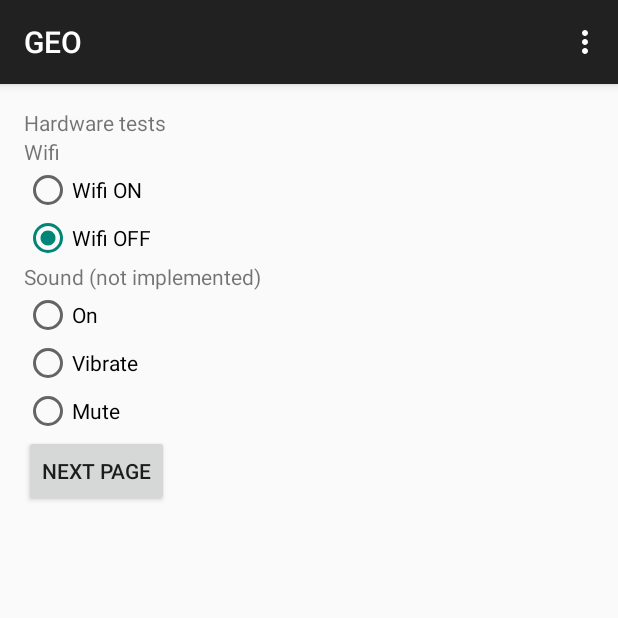
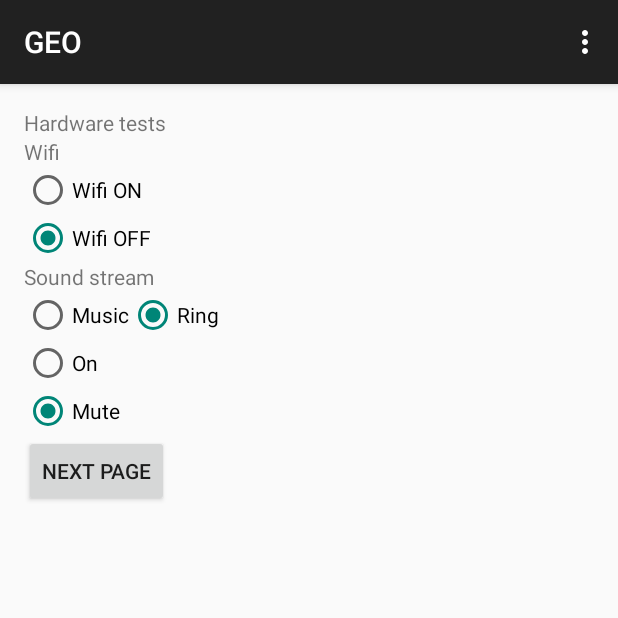
Before and after one commit to ofrendo/MobileAndroid, an Android app: the screen it shows after launch (MainActivity), in the options menu, after a tap on "Settings", on a phone screen of 412 x 824 dp, the top half of it. Run offline under Robolectric (Android 15) with nearby library versions, the phone set to English and light mode, and no system bars.

Commit message:
Added first version of sound settings (testwise, only get not set)

```diff
--- a/app/src/main/java/org/dhbw/geo/MainActivity.java
+++ b/app/src/main/java/org/dhbw/geo/MainActivity.java
@@ -1,6 +1,7 @@
 package org.dhbw.geo;
 
 import android.content.Intent;
+import android.media.AudioManager;
 import android.support.v7.app.ActionBarActivity;
 import android.os.Bundle;
 import android.util.Log;
@@ -8,13 +9,13 @@ import android.view.Menu;
 import android.view.MenuItem;
 import android.view.View;
 import android.widget.RadioButton;
+import android.widget.Spinner;
 
 import org.dhbw.geo.hardware.HardwareController;
 
 
 public class MainActivity extends ActionBarActivity {
 
-    private HardwareController hardwareController;
     private static final String TAG = "MainActivity";
 
     @Override
@@ -37,6 +38,8 @@ public class MainActivity extends ActionBarActivity {
         Log.i(TAG, "Start wifi status is: " + wifiStatus);
 
         //
+
+
 
     }
 
@@ -67,8 +70,26 @@ public class MainActivity extends ActionBarActivity {
     }
 
     public void onWifiDisable(View view) {
-        hardwareController.getInstance().setWifi(false);
+        HardwareController.getInstance().setWifi(false);
     }
+
+    public void onSoundStreamMusic(View view) {
+        // Set sound status radio group to correct music setting
+        boolean currentStatus = HardwareController.getInstance().getStatus(AudioManager.STREAM_MUSIC);
+        RadioButton currentStatusButton = (currentStatus == true) ?
+                (RadioButton) this.findViewById(R.id.radioButtonSoundOn) :
+                (RadioButton) this.findViewById(R.id.radioButtonSoundMute);
+        currentStatusButton.setChecked(true);
+    }
+    public void onSoundStreamRing(View view) {
+        // Set sound status radio group to correct music setting
+        boolean currentStatus = HardwareController.getInstance().getStatus(AudioManager.STREAM_RING);
+        RadioButton currentStatusButton = (currentStatus == true) ?
+                (RadioButton) this.findViewById(R.id.radioButtonSoundOn) :
+                (RadioButton) this.findViewById(R.id.radioButtonSoundMute);
+        currentStatusButton.setChecked(true);
+    }
+
     public void onRuleClick (View view ){
         //Neues Intent anlegen
         Intent nextScreen = new Intent(getApplicationContext(), Rule.class);
--- a/app/src/main/java/org/dhbw/geo/hardware/HardwareController.java
+++ b/app/src/main/java/org/dhbw/geo/hardware/HardwareController.java
@@ -44,12 +44,15 @@ public class HardwareController {
         wifiManager.setWifiEnabled(newStatus);
     }
 
-    public int test() {
-        /*AudioManager audioManager = (AudioManager) context.getSystemService(context.AUDIO_SERVICE);
-        audioManager.setRingerMode();
+    public boolean getStatus(int stream) {
+        AudioManager audioManager = (AudioManager) context.getSystemService(context.AUDIO_SERVICE);
+        return audioManager.getStreamVolume(stream) != 0;
+    }
+
+    public void setStatus(int stream, boolean status) {
+        AudioManager audioManager = (AudioManager) context.getSystemService(context.AUDIO_SERVICE);
+        audioManager.setStreamMute(stream, status); //Set mute or unmute
         audioManager.set
-        audioManager.setRingerMode(aManager.RINGER_MODE_SILENT);*/
-        return 0;
     }
 
 }
--- a/app/src/main/res/layout/activity_main.xml
+++ b/app/src/main/res/layout/activity_main.xml
@@ -48,31 +48,48 @@
 
         </RadioGroup>
 
+        <TextView
+            android:layout_width="wrap_content"
+            android:layout_height="wrap_content"
+            android:textAppearance="?android:attr/textAppearanceSmall"
+            android:text="Sound stream"
+            android:id="@+id/textViewSoundHeader" />
+
         <RadioGroup
             android:layout_width="wrap_content"
             android:layout_height="wrap_content"
-            android:id="@+id/radioGroupSound">
+            android:id="@+id/radioGroupSoundStream"
+            android:orientation="horizontal">
 
-            <TextView
+            <RadioButton
                 android:layout_width="wrap_content"
                 android:layout_height="wrap_content"
-                android:textAppearance="?android:attr/textAppearanceSmall"
-                android:text="Sound (not implemented)"
-                android:id="@+id/textViewSoundHeader" />
+                android:text="Music"
+                android:id="@+id/radioButtonStreamMusic"
+                android:checked="false"
+                android:onClick="onSoundStreamMusic" />
+
+            <RadioButton
+                android:layout_width="wrap_content"
+                android:layout_height="wrap_content"
+                android:text="Ring"
+                android:id="@+id/radioButtonStreamRing"
+                android:checked="false"
+                android:onClick="onSoundStreamRing" />
+        </RadioGroup>
+
+        <RadioGroup
+            android:layout_width="wrap_content"
+            android:layout_height="wrap_content"
+            android:id="@+id/radioGroupSoundStatus">
 
             <RadioButton
                 android:layout_width="wrap_content"
                 android:layout_height="wrap_content"
                 android:text="On"
                 android:id="@+id/radioButtonSoundOn"
-                android:checked="false" />
-
-            <RadioButton
-                android:layout_width="wrap_content"
-                android:layout_height="wrap_content"
-                android:text="Vibrate"
-                android:id="@+id/radioButtonSoundVibrate"
-                android:checked="false" />
+                android:checked="false"
+                android:clickable="false" />
 
             <RadioButton
                 android:layout_width="wrap_content"
@@ -80,6 +97,7 @@
                 android:text="Mute"
                 android:id="@+id/radioButtonSoundMute"
                 android:checked="false" />
+
         </RadioGroup>
 
         <Button
```
